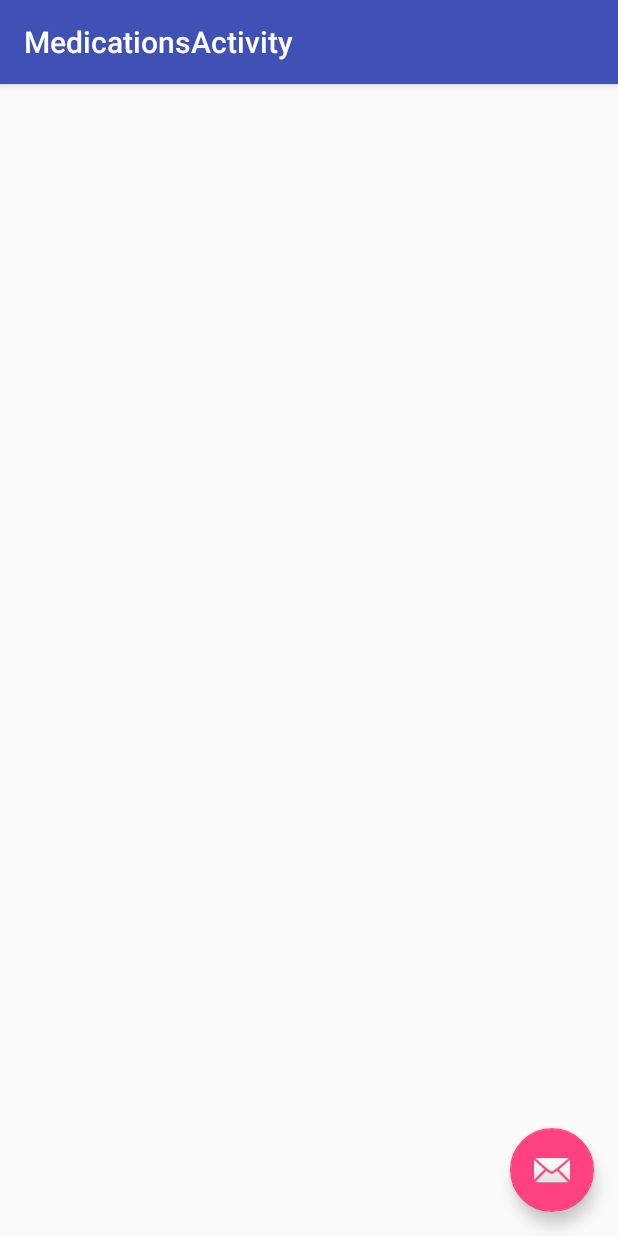
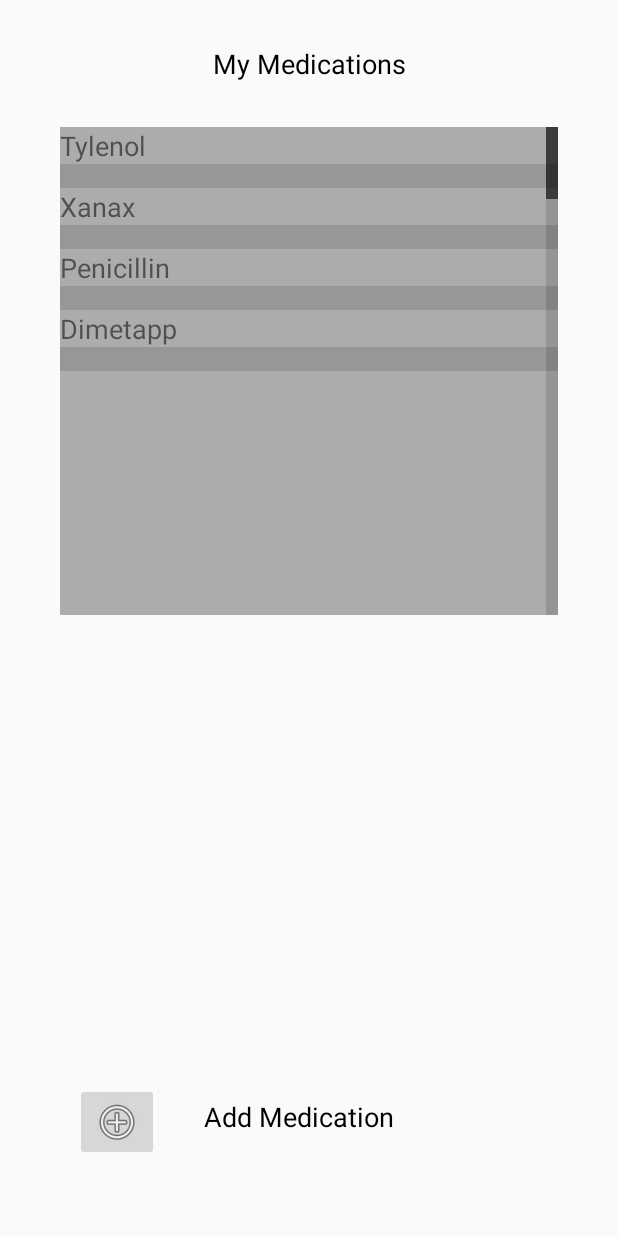
Before and after one commit to bairl18/BadDrugInteractions, an Android app: the MedicationsActivity screen opened directly, with no data from a screen before it, on a phone screen of 412 x 824 dp. Run offline under Robolectric (Android 15) with nearby library versions, the phone set to English and light mode, and no system bars.

Commit message:
Meds Screen

```diff
--- a/app/src/main/java/com/example/linnea/baddruginteractions2/MedicationsActivity.java
+++ b/app/src/main/java/com/example/linnea/baddruginteractions2/MedicationsActivity.java
@@ -6,17 +6,27 @@ import android.support.design.widget.Snackbar;
 import android.support.v7.app.AppCompatActivity;
 import android.support.v7.widget.Toolbar;
 import android.view.View;
+import android.widget.AdapterView;
+import android.widget.ArrayAdapter;
+import android.widget.ListView;
+import android.widget.TextView;
+import android.widget.Toast;
 
-public class MedicationsActivity extends AppCompatActivity {
+import static android.R.id.list;
+
+public class MedicationsActivity extends AppCompatActivity
+{
 
     @Override
-    protected void onCreate(Bundle savedInstanceState) {
+    protected void onCreate(Bundle savedInstanceState)
+    {
         super.onCreate(savedInstanceState);
         setContentView(R.layout.activity_medications);
         Toolbar toolbar = (Toolbar) findViewById(R.id.toolbar);
         setSupportActionBar(toolbar);
 
-        FloatingActionButton fab = (FloatingActionButton) findViewById(R.id.fab);
+
+        /*
         fab.setOnClickListener(new View.OnClickListener() {
             @Override
             public void onClick(View view) {
@@ -24,6 +34,35 @@ public class MedicationsActivity extends AppCompatActivity {
                         .setAction("Action", null).show();
             }
         });
+        */
+        populateMedsList();
+        registerClickCallback();
     }
 
+    private void populateMedsList() {
+        // Create list of meds
+        String[] userMeds = {"Tylenol", "Xanax", "Penicillin", "Dimetapp"};
+
+        // Build adapter
+        ArrayAdapter<String> adapter = new ArrayAdapter<String>(this, R.layout.list_items_layout, userMeds);
+
+        // Configure list view
+        ListView userMedsList = (ListView) findViewById(R.id.userMedsList);
+        userMedsList.setAdapter(adapter);
+    }
+
+    private void registerClickCallback()
+    {
+        ListView userMedsList = (ListView) findViewById(R.id.userMedsList);
+        userMedsList.setOnItemClickListener(new AdapterView.OnItemClickListener()
+        {
+            @Override
+            public void onItemClick(AdapterView<?> paret, View viewClicked, int position, long id)
+            {
+                TextView textView = (TextView) viewClicked;
+                String message = "You clicked # " + position + ", which is string: " + textView.getText().toString();
+                Toast.makeText(MedicationsActivity.this, message, Toast.LENGTH_LONG).show();
+            }
+        });
+    }
 }
--- a/app/src/main/res/layout/activity_main.xml
+++ b/app/src/main/res/layout/activity_main.xml
@@ -27,9 +27,9 @@
             android:adjustViewBounds="true"
             android:background="@null"
             android:cropToPadding="false"
+            android:onClick="onClick"
             android:padding="0dp"
             android:scaleType="centerCrop"
-           android:onClick="onClick"
             app:layout_column="1"
             app:layout_columnWeight="1"
             app:layout_row="1"
@@ -43,9 +43,9 @@
             android:adjustViewBounds="true"
             android:background="@null"
             android:cropToPadding="false"
+            android:onClick="onClick"
             android:padding="0dp"
             android:scaleType="centerCrop"
-           android:onClick="onClick"
             app:layout_column="0"
             app:layout_columnWeight="1"
             app:layout_row="1"
@@ -59,9 +59,9 @@
             android:adjustViewBounds="true"
             android:background="@null"
             android:cropToPadding="false"
+            android:onClick="onClick"
             android:padding="0dp"
             android:scaleType="centerCrop"
-           android:onClick="onClick"
             app:layout_column="0"
             app:layout_columnWeight="1"
             app:layout_row="0"
@@ -77,9 +77,9 @@
             android:adjustViewBounds="true"
             android:background="@null"
             android:cropToPadding="false"
+            android:onClick="onClick"
             android:padding="0dp"
             android:scaleType="centerCrop"
-           android:onClick="onClick"
             app:layout_column="1"
             app:layout_columnWeight="1"
             app:layout_row="0"
--- a/app/src/main/res/layout/activity_medications.xml
+++ b/app/src/main/res/layout/activity_medications.xml
@@ -6,28 +6,74 @@
     android:layout_height="match_parent"
     tools:context="com.example.linnea.baddruginteractions2.MedicationsActivity">
 
-    <android.support.design.widget.AppBarLayout
+    <GridLayout
         android:layout_width="match_parent"
         android:layout_height="wrap_content"
-        android:theme="@style/AppTheme.AppBarOverlay">
+        app:rowCount="2">
 
-        <android.support.v7.widget.Toolbar
-            android:id="@+id/toolbar"
+        <TextView
+            android:id="@+id/myMeds"
             android:layout_width="match_parent"
-            android:layout_height="?attr/actionBarSize"
-            android:background="?attr/colorPrimary"
-            app:popupTheme="@style/AppTheme.PopupOverlay" />
+            android:layout_height="wrap_content"
+            android:layout_margin="30dp"
+            android:layout_weight="1"
+            android:text="My Medications"
+            android:textAlignment="center"
+            android:textColor="#000000"
+            android:textColorLink="#43bc9d"
+            android:textSize="18sp"
+            app:layout_column="1"
+            app:layout_row="0" />
 
-    </android.support.design.widget.AppBarLayout>
+        <ListView
+            android:id="@+id/userMedsList"
+            android:layout_width="match_parent"
+            android:layout_height="325dp"
+            android:layout_column="0"
+            android:layout_margin="40dp"
+            android:layout_marginBottom="0dp"
+            android:layout_marginTop="0dp"
+            android:layout_row="1"
+            android:layout_weight="1"
+            android:background="#acacac"
+            android:cacheColorHint="#43bc9d"
+            android:dividerHeight="16dp"
+            android:fastScrollAlwaysVisible="true"
+            android:scrollbarSize="40dp"
+            android:scrollbarStyle="insideOverlay"
+            android:smoothScrollbar="true"
+            android:textAlignment="center"
+            android:verticalScrollbarPosition="right"
+            app:layout_column="1"
+            app:layout_row="1" />
 
-    <include layout="@layout/content_medications" />
+    </GridLayout>
 
-    <android.support.design.widget.FloatingActionButton
-        android:id="@+id/fab"
-        android:layout_width="wrap_content"
+    <GridLayout
+        android:layout_width="match_parent"
         android:layout_height="wrap_content"
-        android:layout_gravity="bottom|end"
-        android:layout_margin="@dimen/fab_margin"
-        app:srcCompat="@android:drawable/ic_dialog_email" />
+        android:layout_gravity="bottom">
+
+        <ImageButton
+            android:id="@+id/imageButton3"
+            android:layout_width="wrap_content"
+            android:layout_height="wrap_content"
+            android:layout_margin="50dp"
+            app:srcCompat="@android:drawable/ic_menu_add" />
+
+        <TextView
+            android:id="@+id/textView4"
+            android:layout_width="wrap_content"
+            android:layout_height="wrap_content"
+            android:layout_marginLeft="-20dp"
+            android:layout_marginTop="60dp"
+            android:text="Add Medication"
+            android:textColor="#000000"
+            android:textSize="18sp"
+            app:layout_column="1"
+            app:layout_row="1" />
+
+    </GridLayout>
+
 
 </android.support.design.widget.CoordinatorLayout>
--- /dev/null
+++ b/app/src/main/res/layout/list_items_layout.xml
@@ -0,0 +1,7 @@
+<?xml version="1.0" encoding="utf-8"?>
+<TextView xmlns:android="http://schemas.android.com/apk/res/android"
+    android:layout_width="match_parent"
+    android:layout_height="match_parent"
+    android:textSize="18sp">
+
+</TextView>
```
Also changed, not shown: app/src/main/meds2-web.png (added), 1 other file. Lines whose indentation alone changed are shown as unchanged.
